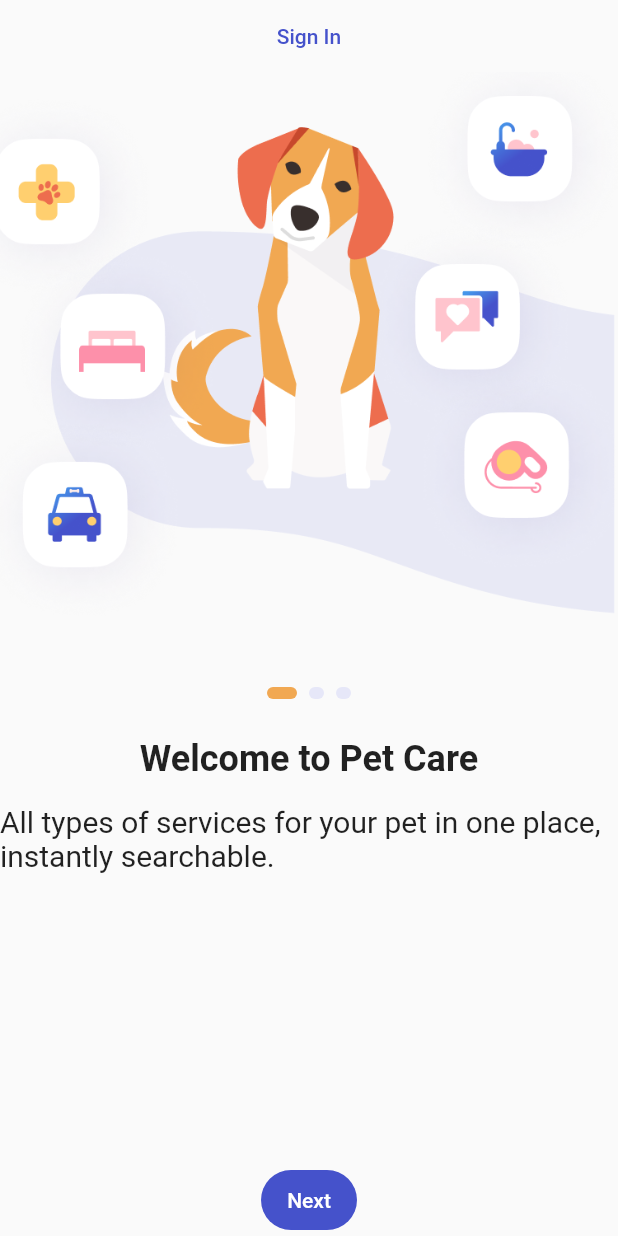
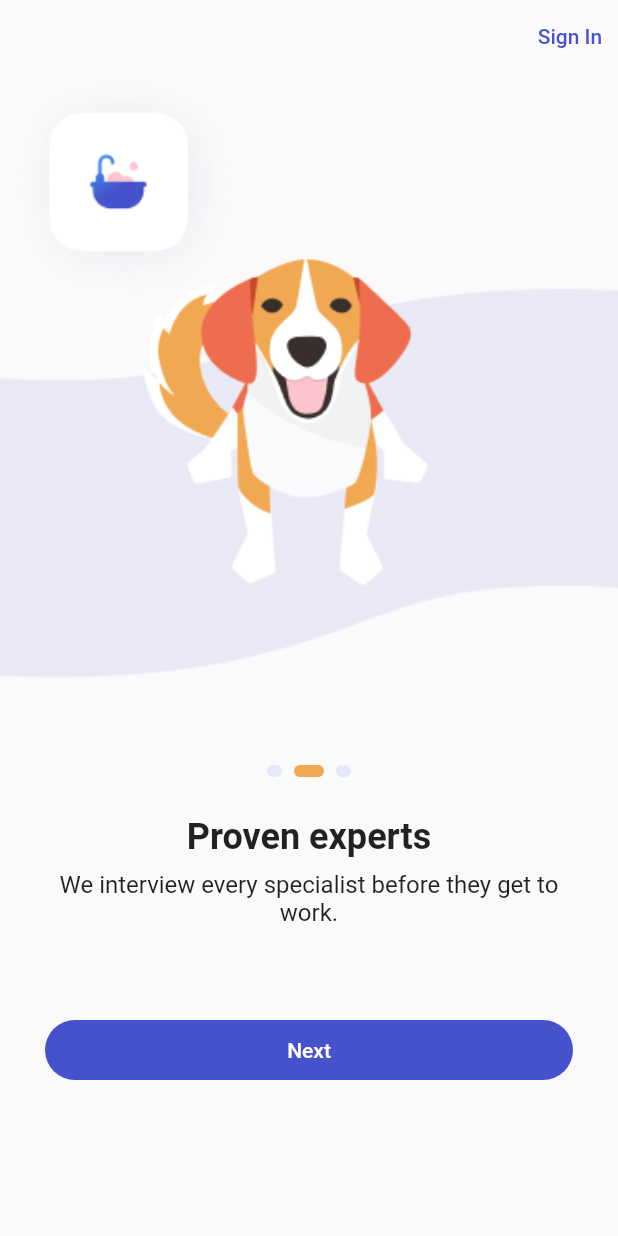
Before and after one commit to Kashack/pet_care, a Flutter app: the screen it shows after launch, after a tap on "Next", on a phone screen of 412 x 824 dp. Run offline on Flutter 3.47's test engine with Material 2 defaults, Android fonts, the light colour scheme and no system bars.

Commit message:
Complete onboarding

```diff
--- a/lib/main.dart
+++ b/lib/main.dart
@@ -14,6 +14,7 @@ class MyApp extends StatelessWidget {
   Widget build(BuildContext context) {
     return MaterialApp(
       title: 'Flutter Demo',
+      debugShowCheckedModeBanner: false,
       theme: ThemeData(
         colorScheme: ColorScheme.light(
           primary: Color(0xFF4552CB)
--- a/lib/onboarding/welcome_page.dart
+++ b/lib/onboarding/welcome_page.dart
@@ -1,4 +1,5 @@
 import 'package:flutter/material.dart';
+import 'package:pet_care/registration_page.dart';
 
 import 'welcome_page_component.dart';
 
@@ -38,27 +39,53 @@ class _WelcomeScreenState extends State<WelcomeScreen> {
       body: SafeArea(
         child: Column(
           children: [
-            TextButton(onPressed: () {}, child: Text('Sign In')),
+            Align(
+                alignment: Alignment.centerRight,
+                child: TextButton(onPressed: () {}, child: Text('Sign In'))),
             Expanded(
               child: PageView.builder(
+                controller: _pageViewController,
+                itemCount: slides.length,
                 onPageChanged: (value) {
                   setState(() {
                     _pageIndex = value;
                   });
                 },
-                itemCount: slides.length,
                 itemBuilder: (context, index) {
                   return onboard_slides[index];
                 },
               ),
             ),
-            FilledButton(
-              onPressed: () {},
-              child: Text('Next'),
-              style: FilledButton.styleFrom(
-
+            SizedBox(
+              height: 50,
+            ),
+            Padding(
+              padding: const EdgeInsets.symmetric(horizontal: 30),
+              child: FilledButton(
+                onPressed: () {
+                  if (_pageViewController.page != 2) {
+                    _pageViewController.animateToPage(
+                        _pageViewController.page!.toInt() + 1,
+                        duration: Duration(milliseconds: 300),
+                        curve: Curves.ease);
+                  } else {
+                    Navigator.pushAndRemoveUntil(
+                        context,
+                        MaterialPageRoute(
+                          builder: (context) => RegistrationPage(),
+                        ),
+                            (route) => false);
+                  }
+                },
+                child: Text(_pageIndex == 2 ? 'Start' : 'Next'),
+                style: FilledButton.styleFrom(
+                  fixedSize: Size.fromWidth(MediaQuery.of(context).size.width)
+                ),
               ),
             ),
+            SizedBox(
+              height: 100,
+            )
           ],
         ),
       ),
--- a/lib/onboarding/welcome_page_component.dart
+++ b/lib/onboarding/welcome_page_component.dart
@@ -16,16 +16,18 @@ class WelcomePageComponent extends StatelessWidget {
 
   @override
   Widget build(BuildContext context) {
-    return Column(
+    return Expanded(
+      child: Column(
         children: [
-        Container(
+          Expanded(
+            child: Container(
               width: double.infinity,
-          height: 400,
               decoration: BoxDecoration(
                 image: DecorationImage(
                   image: AssetImage(ImageLocation),
                   fit: BoxFit.fitWidth
                 )
+              ),
             ),
           ),
           Container(
@@ -44,14 +46,16 @@ class WelcomePageComponent extends StatelessWidget {
                   fontWeight: FontWeight.bold,
                 )),
           ),
-        Padding(
-          padding: const EdgeInsets.only(top: 16.0),
+          Container(
+            padding: EdgeInsets.symmetric(horizontal: 20,vertical: 8),
             child: Text(Section,
+                textAlign: TextAlign.center,
                 style: TextStyle(
-                fontSize: 20,
+                  fontSize: 16,
                 )),
           ),
         ],
+      ),
     );
   }
 
```
Also changed, not shown: assets/images/OnboardingImage1.png, assets/images/OnboardingImage2.png, assets/images/OnboardingImage3.png. Lines whose indentation alone changed are shown as unchanged.
